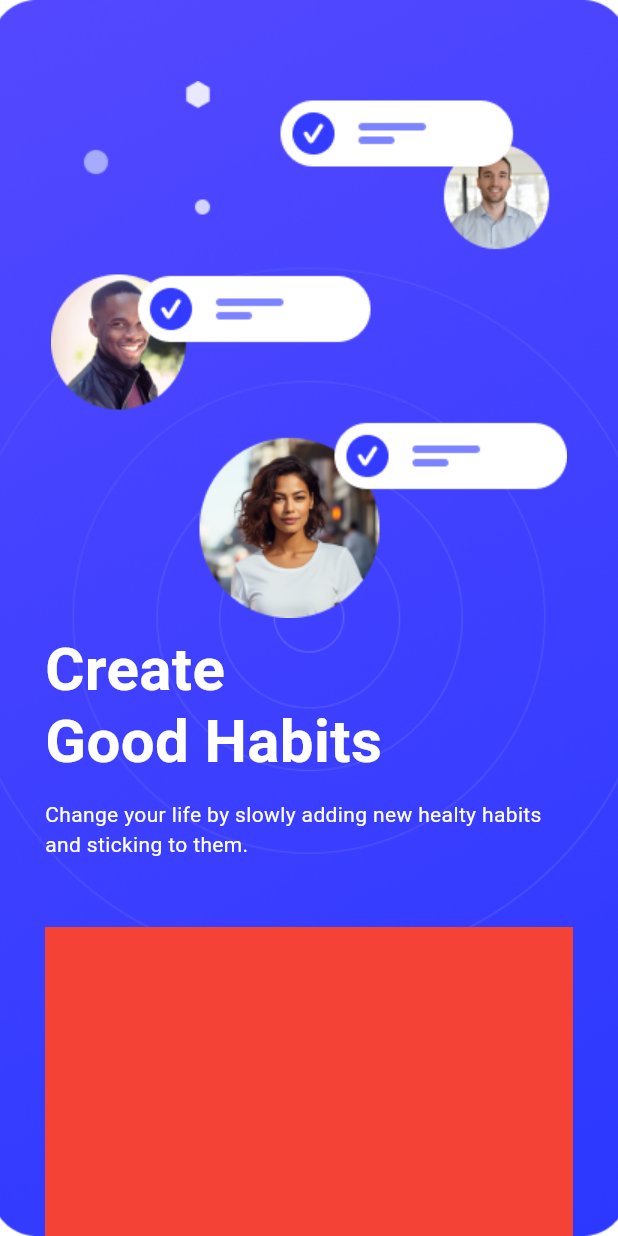
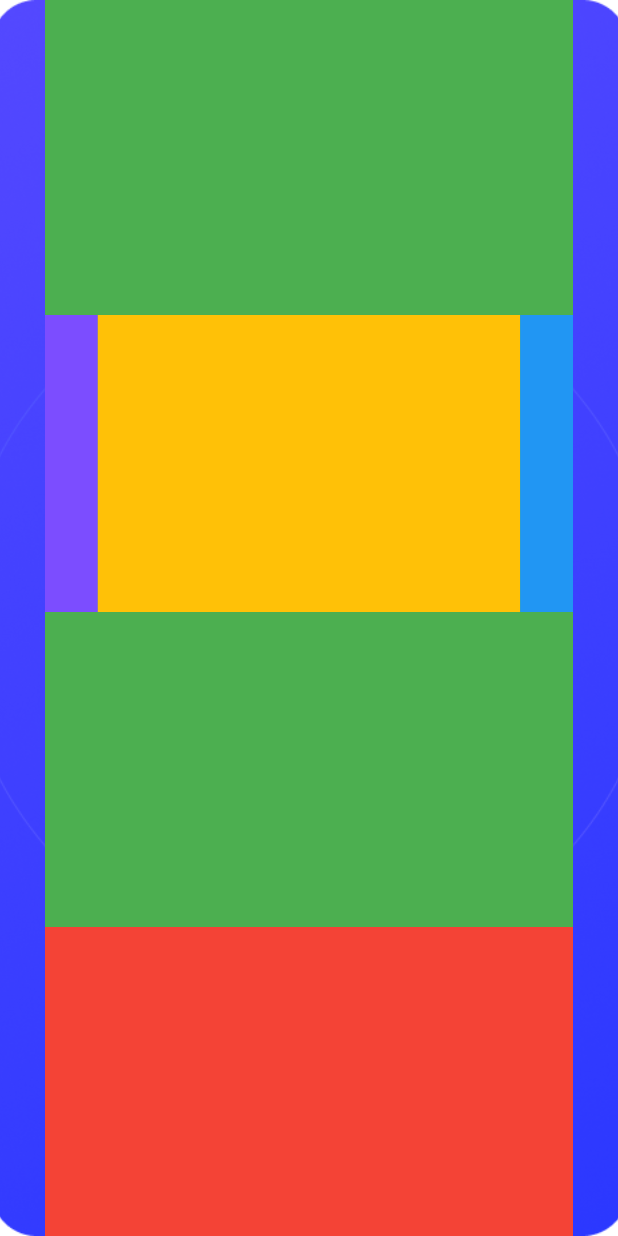
Before and after one commit to jinscodes/my_routine_app, a Flutter app: the screen it shows after launch, on a phone screen of 412 x 824 dp. Run offline on Flutter 3.47's test engine with Material 3 defaults, Android fonts, the phone set to English and light mode, and no system bars; drawn by our look-alikes of carousel_slider; our stand-ins replace dio, flutter_svg.

Commit message:
Carousel for loginscreen

```diff
--- a/lib/widgets/screens/login_screen.dart
+++ b/lib/widgets/screens/login_screen.dart
@@ -1,3 +1,4 @@
+import 'package:carousel_slider/carousel_slider.dart';
 import 'package:flutter/material.dart';
 
 class LoginScreen extends StatelessWidget {
@@ -22,50 +23,87 @@ class LoginScreen extends StatelessWidget {
               children: [
                 Flexible(
                   flex: 3,
-                  child: Column(
-                    children: [
-                      Flexible(
-                        flex: 2,
-                        child: Container(
-                          alignment: Alignment.bottomCenter,
-                          child: Image.asset("assets/images/bgDecoration.png"),
-                        ),
-                      ),
-                      Flexible(
-                        flex: 1,
-                        child: Container(
-                          alignment: Alignment.centerLeft,
-                          child: const Column(
-                            crossAxisAlignment: CrossAxisAlignment.start,
-                            children: [
-                              SizedBox(
-                                height: 10,
-                              ),
-                              Text(
-                                "Create\nGood Habits",
-                                style: TextStyle(
-                                  color: Colors.white,
-                                  fontSize: 40,
-                                  fontWeight: FontWeight.w700,
-                                  height: 1.2,
+                  child: Container(
+                    alignment: Alignment.center,
+                    decoration: const BoxDecoration(
+                      color: Colors.green,
+                    ),
+                    child: CarouselSlider(
+                      options: CarouselOptions(),
+                      items: [1, 2, 3].map((i) {
+                        return Builder(
+                          builder: (BuildContext context) {
+                            if (i == 1) {
+                              return Container(
+                                decoration: const BoxDecoration(
+                                  color: Colors.amber,
                                 ),
-                              ),
-                              SizedBox(
-                                height: 15,
-                              ),
-                              Text(
-                                "Change your life by slowly adding new healty habits\nand sticking to them.",
-                                style: TextStyle(
-                                  color: Colors.white,
+                              );
+                            } else if (i == 2) {
+                              return Container(
+                                decoration: const BoxDecoration(
+                                  color: Colors.blue,
                                 ),
-                              )
-                            ],
-                          ),
-                        ),
-                      ),
-                    ],
+                              );
+                            } else {
+                              return Container(
+                                decoration: const BoxDecoration(
+                                  color: Colors.deepPurpleAccent,
+                                ),
+                              );
+                            }
+                          },
+                        );
+                      }).toList(),
+                    ),
                   ),
                 ),
+                // Flexible(
+                //   flex: 3,
+                //   child: Column(
+                //     children: [
+                //       Flexible(
+                //         flex: 2,
+                //         child: Container(
+                //           alignment: Alignment.bottomCenter,
+                //           child: Image.asset("assets/images/bgDecoration.png"),
+                //         ),
+                //       ),
+                //       Flexible(
+                //         flex: 1,
+                //         child: Container(
+                //           alignment: Alignment.centerLeft,
+                //           child: const Column(
+                //             crossAxisAlignment: CrossAxisAlignment.start,
+                //             children: [
+                //               SizedBox(
+                //                 height: 10,
+                //               ),
+                //               Text(
+                //                 "Create\nGood Habits",
+                //                 style: TextStyle(
+                //                   color: Colors.white,
+                //                   fontSize: 40,
+                //                   fontWeight: FontWeight.w700,
+                //                   height: 1.2,
+                //                 ),
+                //               ),
+                //               SizedBox(
+                //                 height: 15,
+                //               ),
+                //               Text(
+                //                 "Change your life by slowly adding new healty habits\nand sticking to them.",
+                //                 style: TextStyle(
+                //                   color: Colors.white,
+                //                 ),
+                //               )
+                //             ],
+                //           ),
+                //         ),
+                //       ),
+                //     ],
+                //   ),
+                // ),
                 Flexible(
                   flex: 1,
                   child: Container(
--- a/pubspec.yaml
+++ b/pubspec.yaml
@@ -36,6 +36,7 @@ dependencies:
   cupertino_icons: ^1.0.2
   flutter_svg: ^2.0.9
   dio: ^5.4.0
+  carousel_slider: ^4.2.1
 
 dev_dependencies:
   flutter_test:
```
Also changed, not shown: pubspec.lock, 98 other files.
